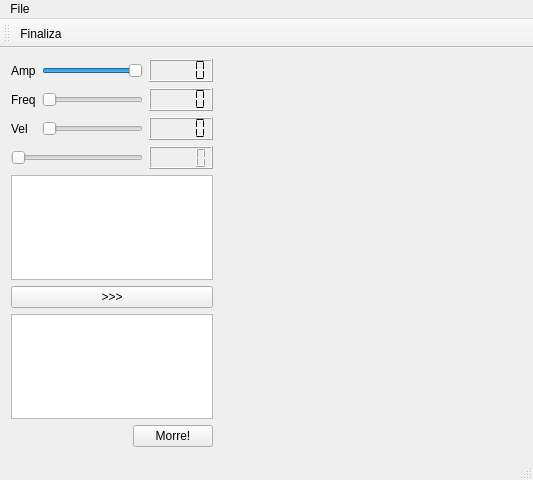
The window that helloqt/mainwindow.ui (agostinhobritojr/dca1202) describes before a commit, drawn with Qt 5.
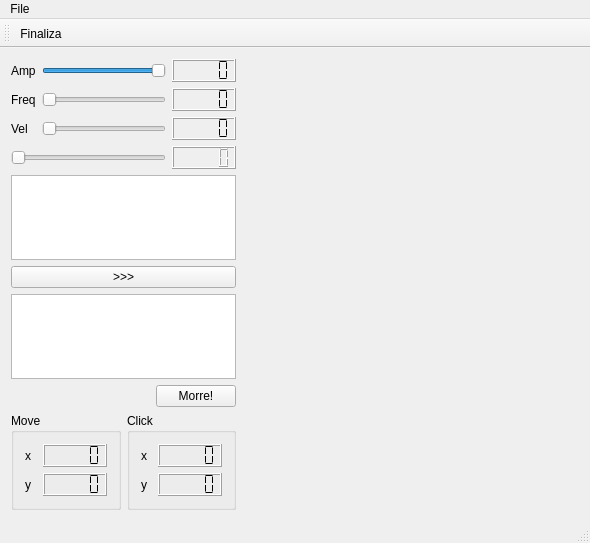
The same window after the commit. Icons and pictures are not drawn. Custom widgets are drawn as their Qt base class.

Commit message: sinais personalizados

Patch:
```diff
--- a/helloqt/mainwindow.ui
+++ b/helloqt/mainwindow.ui
@@ -6,15 +6,17 @@
    <rect>
     <x>0</x>
     <y>0</y>
-    <width>533</width>
-    <height>480</height>
+    <width>590</width>
+    <height>543</height>
    </rect>
   </property>
   <property name="windowTitle">
    <string>MainWindow</string>
   </property>
   <widget class="QWidget" name="centralWidget">
-   <layout class="QHBoxLayout" name="horizontalLayout_2" stretch="40,60">
+   <layout class="QHBoxLayout" name="horizontalLayout_4" stretch="40,60">
+    <item>
+     <layout class="QVBoxLayout" name="verticalLayout_4">
     <item>
      <layout class="QVBoxLayout" name="verticalLayout_3">
       <item>
@@ -149,6 +151,86 @@
      </layout>
     </item>
     <item>
+       <layout class="QHBoxLayout" name="horizontalLayout_2">
+        <item>
+         <widget class="QGroupBox" name="groupBox">
+          <property name="title">
+           <string>Move</string>
+          </property>
+          <layout class="QGridLayout" name="gridLayout_2">
+           <item row="0" column="0">
+            <widget class="QLabel" name="label_4">
+             <property name="text">
+              <string>x</string>
+             </property>
+            </widget>
+           </item>
+           <item row="0" column="1">
+            <widget class="QLCDNumber" name="lcdNumberMoveX">
+             <property name="segmentStyle">
+              <enum>QLCDNumber::Flat</enum>
+             </property>
+            </widget>
+           </item>
+           <item row="1" column="0">
+            <widget class="QLabel" name="label_5">
+             <property name="text">
+              <string>y</string>
+             </property>
+            </widget>
+           </item>
+           <item row="1" column="1">
+            <widget class="QLCDNumber" name="lcdNumberMoveY">
+             <property name="segmentStyle">
+              <enum>QLCDNumber::Flat</enum>
+             </property>
+            </widget>
+           </item>
+          </layout>
+         </widget>
+        </item>
+        <item>
+         <widget class="QGroupBox" name="groupBox_2">
+          <property name="title">
+           <string>Click</string>
+          </property>
+          <layout class="QGridLayout" name="gridLayout_3">
+           <item row="0" column="0">
+            <widget class="QLabel" name="label_6">
+             <property name="text">
+              <string>x</string>
+             </property>
+            </widget>
+           </item>
+           <item row="0" column="1">
+            <widget class="QLCDNumber" name="lcdNumberClickX">
+             <property name="segmentStyle">
+              <enum>QLCDNumber::Flat</enum>
+             </property>
+            </widget>
+           </item>
+           <item row="1" column="0">
+            <widget class="QLabel" name="label_7">
+             <property name="text">
+              <string>y</string>
+             </property>
+            </widget>
+           </item>
+           <item row="1" column="1">
+            <widget class="QLCDNumber" name="lcdNumberClickY">
+             <property name="segmentStyle">
+              <enum>QLCDNumber::Flat</enum>
+             </property>
+            </widget>
+           </item>
+          </layout>
+         </widget>
+        </item>
+       </layout>
+      </item>
+     </layout>
+    </item>
+    <item>
      <widget class="Plotter" name="widgetPlotter" native="true"/>
     </item>
    </layout>
@@ -158,7 +240,7 @@
     <rect>
      <x>0</x>
      <y>0</y>
-     <width>533</width>
+     <width>590</width>
      <height>22</height>
     </rect>
    </property>
```
Left out of the diff: 38 changed lines with no effect on the pictures. Lines whose indentation alone changed are shown as unchanged. The commit also changes 2 other files.
